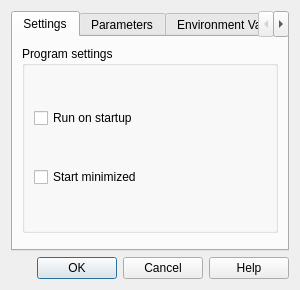
Above: src/configdialog.ui from FrzMtrsprt/QtUnblockNeteaseMusic before the change. Below: the same form after it.
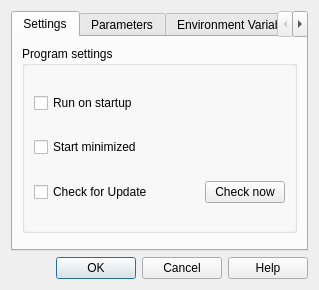
That is the form after the change.

Commit message: Add update check in settings

```diff
--- a/src/configdialog.ui
+++ b/src/configdialog.ui
@@ -21,21 +21,48 @@
          <property name="title">
           <string>Program settings</string>
          </property>
-         <layout class="QVBoxLayout" name="verticalLayout">
-          <item>
-           <widget class="QCheckBox" name="startupCheckBox">
+         <layout class="QGridLayout" name="gridLayout">
+          <item row="2" column="0" colspan="2">
+           <widget class="QCheckBox" name="updateCheckBox">
             <property name="text">
-             <string>Run on startup</string>
+             <string>Check for Update</string>
             </property>
            </widget>
           </item>
-          <item>
+          <item row="2" column="3">
+           <widget class="QPushButton" name="updateButton">
+            <property name="text">
+             <string>Check now</string>
+            </property>
+           </widget>
+          </item>
+          <item row="2" column="2">
+           <spacer name="horizontalSpacer">
+            <property name="orientation">
+             <enum>Qt::Horizontal</enum>
+            </property>
+            <property name="sizeHint" stdset="0">
+             <size>
+              <width>40</width>
+              <height>20</height>
+             </size>
+            </property>
+           </spacer>
+          </item>
+          <item row="1" column="0" colspan="4">
            <widget class="QCheckBox" name="minimizeCheckBox">
             <property name="text">
              <string>Start minimized</string>
             </property>
            </widget>
           </item>
+          <item row="0" column="0" colspan="4">
+           <widget class="QCheckBox" name="startupCheckBox">
+            <property name="text">
+             <string>Run on startup</string>
+            </property>
+           </widget>
+          </item>
          </layout>
         </widget>
        </item>
```
The commit also changes 5 other files.
